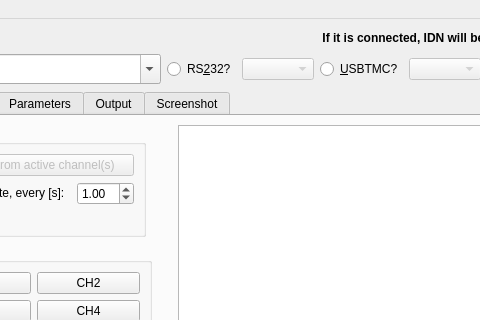
This is GUI/LinOsc.ui in ISeeBugsEverywhere/LinuxOscilloscope as Qt 5 draws it before an edit; both pictures show x 104 to 584 and y 0 to 320 of the 1009 by 816 pixel window. The edited form follows.
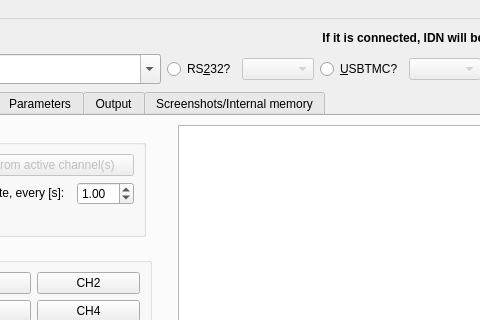
This is the edited form. Custom widgets are drawn as their Qt base class.

Diff of the .ui file:
```diff
--- a/GUI/LinOsc.ui
+++ b/GUI/LinOsc.ui
@@ -737,7 +737,7 @@
       </widget>
       <widget class="QWidget" name="screeshotTab">
        <attribute name="title">
-        <string>Screenshot</string>
+        <string>Screenshots/Internal memory</string>
        </attribute>
        <layout class="QGridLayout" name="gridLayout_9">
         <item row="0" column="0">
```
Left out of the diff: 2 changed lines with no effect on the pictures.
